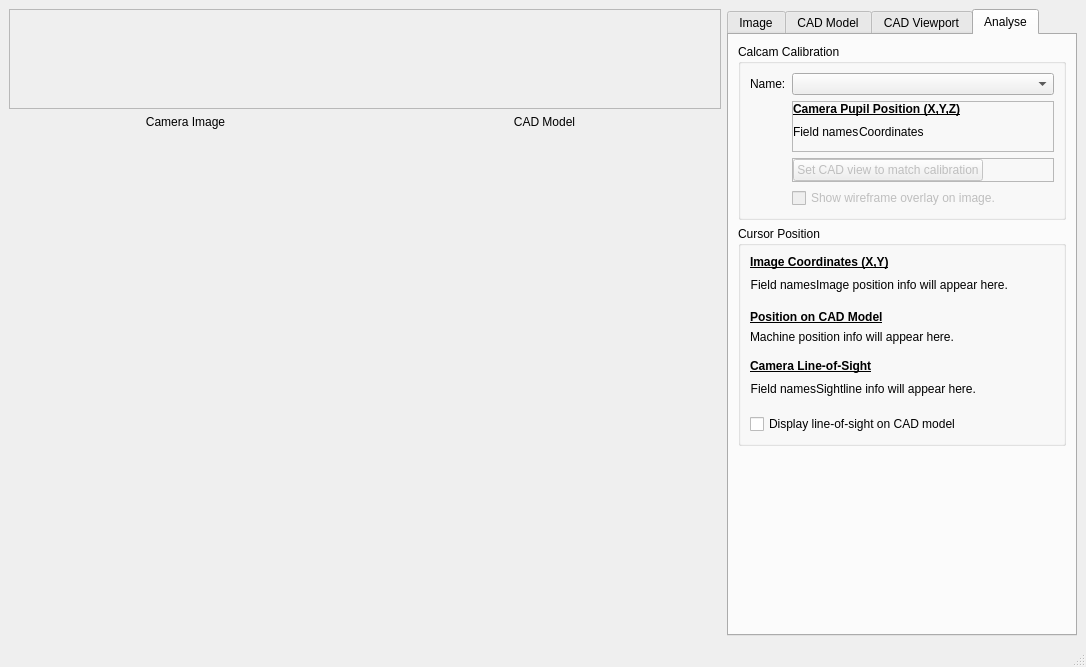
Old version of the form calcam/ui/image_analyser.ui in the repository euratom-software/calcam.
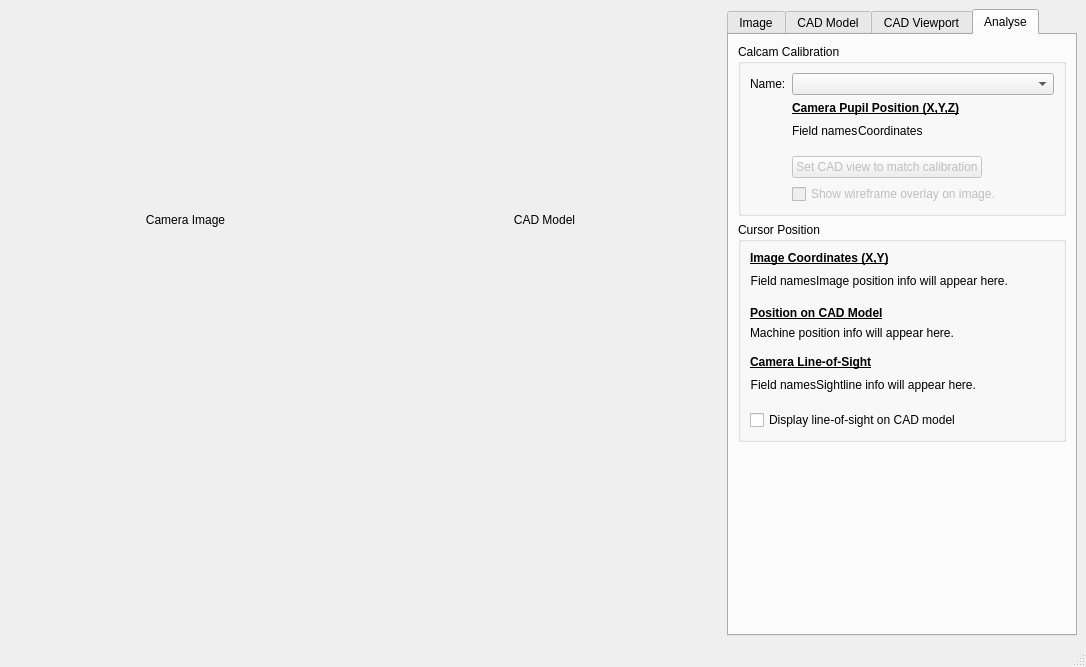
New version of the form. The open tabs and pages were chosen to show the change.

Commit message: Bug fixes in the new image analyser, for issues that revealed themselves when testing on a different platform.

Diff of the .ui file:
```diff
--- a/calcam/ui/image_analyser.ui
+++ b/calcam/ui/image_analyser.ui
@@ -89,27 +89,6 @@
       </layout>
      </widget>
     </item>
-    <item row="0" column="0">
-     <widget class="QFrame" name="frame_2">
-      <property name="maximumSize">
-       <size>
-        <width>16777215</width>
-        <height>100</height>
-       </size>
-      </property>
-      <property name="frameShape">
-       <enum>QFrame::StyledPanel</enum>
-      </property>
-      <property name="frameShadow">
-       <enum>QFrame::Raised</enum>
-      </property>
-      <layout class="QHBoxLayout" name="horizontalLayout_2">
-       <property name="margin">
-        <number>0</number>
-       </property>
-      </layout>
-     </widget>
-    </item>
     <item row="0" column="1" rowspan="4">
      <widget class="QTabWidget" name="tabWidget">
       <property name="enabled">
@@ -964,10 +943,10 @@
            <item row="2" column="1">
             <widget class="QFrame" name="frame_8">
              <property name="frameShape">
-              <enum>QFrame::StyledPanel</enum>
+              <enum>QFrame::NoFrame</enum>
              </property>
              <property name="frameShadow">
-              <enum>QFrame::Raised</enum>
+              <enum>QFrame::Plain</enum>
              </property>
              <layout class="QGridLayout" name="gridLayout_8">
               <property name="leftMargin">
@@ -1034,10 +1013,10 @@
            <item row="3" column="1">
             <widget class="QFrame" name="frame_7">
              <property name="frameShape">
-              <enum>QFrame::StyledPanel</enum>
+              <enum>QFrame::NoFrame</enum>
              </property>
              <property name="frameShadow">
-              <enum>QFrame::Raised</enum>
+              <enum>QFrame::Plain</enum>
              </property>
              <layout class="QHBoxLayout" name="horizontalLayout_5">
               <property name="spacing">
```
The commit also changes 1 other file.
